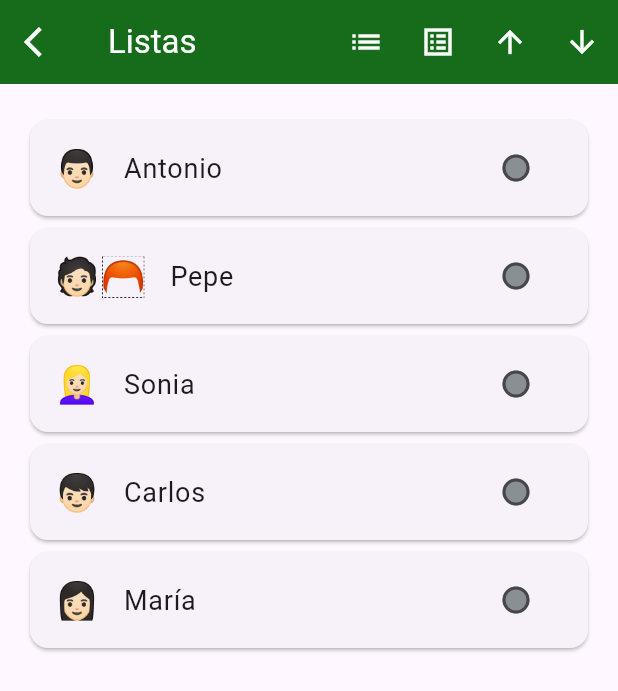
After one commit to yusteibiza/controles_flutter, a Flutter app: the screen it shows after launch, after a tap on "Listas", on a phone screen of 412 x 824 dp. The commit adds this screen. Shown: the top 691 px of the screen. Run offline on Flutter 3.47's test engine with Material 3 defaults, Android fonts, the phone set to English and light mode, and no system bars.

Commit message:
Modificado hoy

```diff
--- a/lib/core/rutas.dart
+++ b/lib/core/rutas.dart
@@ -5,4 +5,5 @@ class Rutas {
   static const String controles = "/controles";
   static const String dialogos = "/dialogos";
   static const String navegacion = "/navegacion";
+  static const String listas = "/listas";
 }
--- a/lib/core/tema.dart
+++ b/lib/core/tema.dart
@@ -7,7 +7,13 @@ class TemaApp {
     ThemeData td = ThemeData(
       useMaterial3: true,
       primaryColor: Colors.blue,
-
+      checkboxTheme: CheckboxThemeData(
+        checkColor: WidgetStatePropertyAll(Colors.white),
+        fillColor: WidgetStatePropertyAll(Colors.blue.shade200),
+        shape: RoundedRectangleBorder(
+          borderRadius: BorderRadiusGeometry.circular(50),
+        ),
+      ),
       // colorScheme: ColorScheme.dark(),
     );
     return td;
--- a/lib/main.dart
+++ b/lib/main.dart
@@ -2,6 +2,7 @@ import 'package:controles/core/rutas.dart';
 import 'package:controles/core/tema.dart';
 import 'package:controles/pages/page_controles.dart';
 import 'package:controles/pages/page_dialogos.dart';
+import 'package:controles/pages/page_listas.dart';
 import 'package:controles/pages/page_navegacion.dart';
 import 'package:controles/pages/page_principal.dart';
 import 'package:flutter/material.dart';
@@ -24,6 +25,7 @@ class MainApp extends StatelessWidget {
         Rutas.controles: (context) => const PageControles(),
         Rutas.dialogos: (context) => const PageDialogos(),
         Rutas.navegacion: (context) => const PageNavegacion(),
+        Rutas.listas: (context) => const PageListas(),
       },
     );
   }
--- /dev/null
+++ b/lib/pages/page_listas.dart
@@ -0,0 +1,207 @@
+import 'dart:collection';
+import 'package:flutter/material.dart';
+
+enum tipoLista { Reordenable, Fija }
+
+class PageListas extends StatefulWidget {
+  const PageListas({super.key});
+
+  @override
+  State<PageListas> createState() => _PageListasState();
+}
+
+class _PageListasState extends State<PageListas> {
+  tipoLista _tipoLista = tipoLista.Reordenable;
+  late LinkedHashMap<String, String> _nombres;
+  bool _ordenando = false;
+  int _indiceOrdenando = 0;
+  Map<String, bool> _checks = {};
+
+  @override
+  void initState() {
+    super.initState();
+    _nombres = LinkedHashMap.from({
+      'Antonio': '👨🏻',
+      'Pepe': '🧑🏻‍🦰',
+      'Sonia': '👱🏻‍♀️',
+      'Carlos': '👦🏻',
+      'María': '👩🏻',
+    });
+    for (var key in _nombres.keys) {
+      _checks[key] = false;
+    }
+  }
+
+  @override
+  Widget build(BuildContext context) {
+    Widget rol = ReorderableListView.builder(
+      key: ValueKey('listaOrdenable'),
+      proxyDecorator: (child, index, animation) {
+        return Material(
+          elevation: 0,
+          color: Colors.transparent,
+          borderRadius: BorderRadius.circular(12),
+          child: child,
+        );
+      },
+      itemBuilder: (context, index) {
+        String key = _nombres.keys.elementAt(index);
+        String value = _nombres.values.elementAt(index);
+
+        return Card(
+          key: ValueKey(key),
+          margin: const EdgeInsets.symmetric(vertical: 4),
+          shape: RoundedRectangleBorder(
+            borderRadius: BorderRadius.circular(12),
+          ),
+          child: InkWell(
+            onTap: () {
+              setState(() {
+                _checks[key] = !_checks[key]!;
+              });
+            },
+            child: ListTile(
+              leading: Text(value, style: TextStyle(fontSize: 24)),
+              title: Row(
+                mainAxisAlignment: MainAxisAlignment.spaceBetween,
+                children: [
+                  Text(key, style: TextStyle(fontSize: 18)),
+                  Checkbox(
+                    value: _checks[key],
+                    activeColor: Colors.amber,
+                    fillColor: WidgetStatePropertyAll(
+                      const Color.fromARGB(255, 138, 143, 148),
+                    ),
+                    onChanged: (value) {
+                      setState(() {
+                        _checks[key] = value ?? false;
+                      });
+                    },
+                  ),
+                ],
+              ),
+            ),
+          ),
+        );
+      },
+      itemCount: _nombres.length,
+      onReorderStart: (index) {
+        setState(() {
+          _ordenando = true;
+          _indiceOrdenando = index;
+        });
+      },
+      onReorderEnd: (index) {
+        setState(() {
+          _ordenando = false;
+        });
+      },
+      onReorder: (oldIndex, newIndex) {
+        setState(() {
+          if (oldIndex < newIndex) {
+            newIndex -= 1;
+          }
+          final key = _nombres.keys.elementAt(oldIndex);
+          final value = _nombres[key]!;
+          _nombres.remove(key);
+          final newMap = <String, String>{};
+          int i = 0;
+          for (var k in _nombres.keys) {
+            if (i == newIndex) {
+              newMap[key] = value;
+            }
+            newMap[k] = _nombres[k]!;
+            i++;
+          }
+          if (newIndex >= _nombres.length) {
+            newMap[key] = value;
+          }
+          _nombres = LinkedHashMap.from(newMap);
+        });
+      },
+    );
+
+    Widget nrol = ListView.builder(
+      key: ValueKey('listaFija'),
+      itemBuilder: (context, index) {
+        String key = _nombres.keys.elementAt(index);
+        return Card(
+          margin: const EdgeInsets.symmetric(vertical: 4),
+          shape: RoundedRectangleBorder(
+            borderRadius: BorderRadius.circular(12),
+          ),
+          child: ListTile(title: Text(key)),
+        );
+      },
+      itemCount: _nombres.length,
+    );
+
+    return Scaffold(
+      appBar: AppBar(
+        actions: [
+          if (_ordenando)
+            Padding(
+              padding: const EdgeInsets.symmetric(horizontal: 8),
+              child: Center(
+                child: Text(
+                  "Ordenando... ${_nombres.keys.elementAt(_indiceOrdenando)}",
+                  style: TextStyle(fontWeight: FontWeight.bold),
+                ),
+              ),
+            ),
+          IconButton(
+            tooltip: "Lista reordenable",
+            onPressed: () {
+              setState(() {
+                _tipoLista = tipoLista.Reordenable;
+              });
+            },
+            icon: Icon(Icons.list),
+          ),
+          IconButton(
+            tooltip: "Lista fija",
+            onPressed: () {
+              setState(() {
+                _tipoLista = tipoLista.Fija;
+              });
+            },
+            icon: Icon(Icons.list_alt_sharp),
+          ),
+          IconButton(
+            tooltip: "Orden ascendente",
+            onPressed: () {
+              setState(() {
+                final sorted = _nombres.entries.toList()
+                  ..sort((a, b) => a.key.compareTo(b.key));
+                _nombres = LinkedHashMap.fromEntries(sorted);
+              });
+            },
+            icon: Icon(Icons.arrow_upward),
+          ),
+          IconButton(
+            tooltip: "Orden descendente",
+            onPressed: () {
+              setState(() {
+                final sorted = _nombres.entries.toList()
+                  ..sort((a, b) => b.key.compareTo(a.key));
+                _nombres = LinkedHashMap.fromEntries(sorted);
+              });
+            },
+            icon: Icon(Icons.arrow_downward),
+          ),
+        ],
+        foregroundColor: const Color(0xFFFFFFFF),
+        backgroundColor: const Color(0xFF166C1B),
+        leading: IconButton(
+          icon: Icon(Icons.arrow_back_ios),
+          onPressed: () => Navigator.pop(context),
+        ),
+        title: Text("Listas"),
+      ),
+      body: Padding(
+        padding: const EdgeInsets.all(20),
+        child: _tipoLista == tipoLista.Fija ? nrol : rol,
+      ),
+    );
+  }
+}
--- a/lib/pages/page_navegacion.dart
+++ b/lib/pages/page_navegacion.dart
@@ -1,5 +1,3 @@
-import 'package:controles/efectos/explosion_ink_well.dart';
-import 'package:controles/pages/page_controles.dart';
 import 'package:flutter/material.dart';
 
 class PageNavegacion extends StatelessWidget {
--- a/lib/pages/page_principal.dart
+++ b/lib/pages/page_principal.dart
@@ -2,6 +2,7 @@ import 'dart:io';
 
 import 'package:controles/efectos/explosion_ink_well.dart';
 import 'package:controles/pages/page_controles.dart';
+import 'package:controles/pages/page_listas.dart';
 import 'package:flutter/material.dart';
 
 class PagePrincipal extends StatelessWidget {
@@ -120,6 +121,24 @@ class PagePrincipal extends StatelessWidget {
                         );
                       },
                     ),
+                    ListTile(
+                      shape: RoundedRectangleBorder(
+                        borderRadius: BorderRadiusGeometry.circular(50),
+                      ),
+                      title: Text("Listas"),
+                      leading: Icon(Icons.list),
+                      onTap: () {
+                        Navigator.push(
+                          context,
+                          // Llamar a Navigator mediante una clase de enrutado
+                          // Requiere como argumento un BuildContext que es el contexto y
+                          // devuelve un Widget en este caso la página de controles
+                          MaterialPageRoute(
+                            builder: (context) => const PageListas(),
+                          ),
+                        );
+                      },
+                    ),
                   ],
                 ),
               ),
```
Also changed, not shown: 1 other file.
